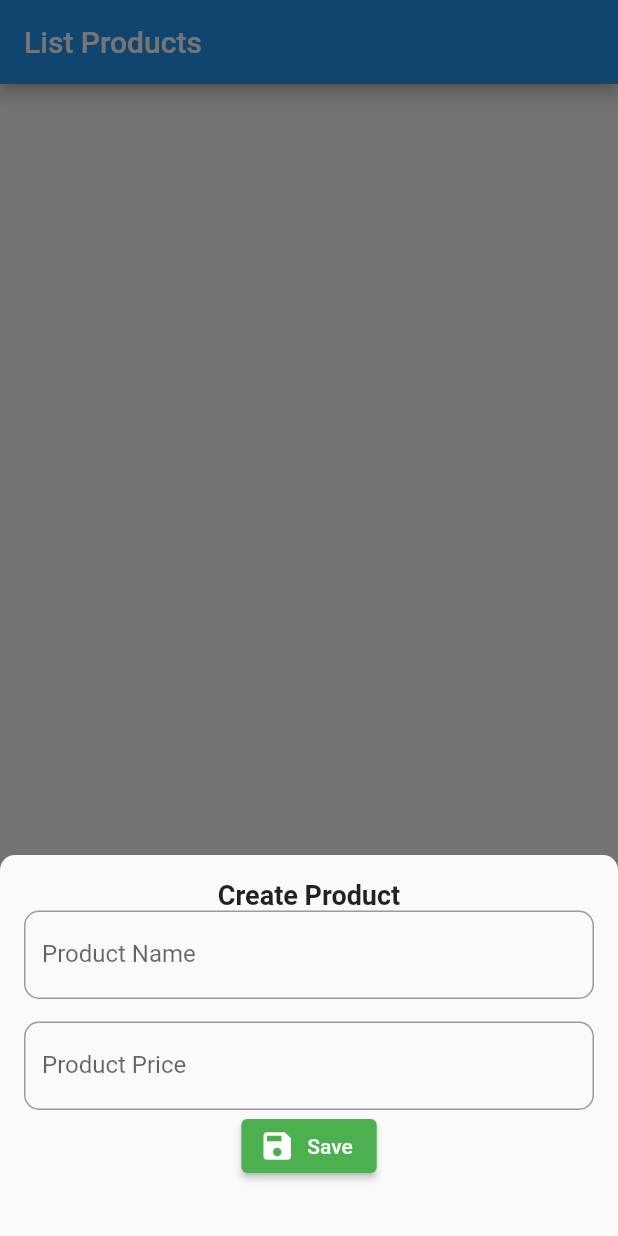
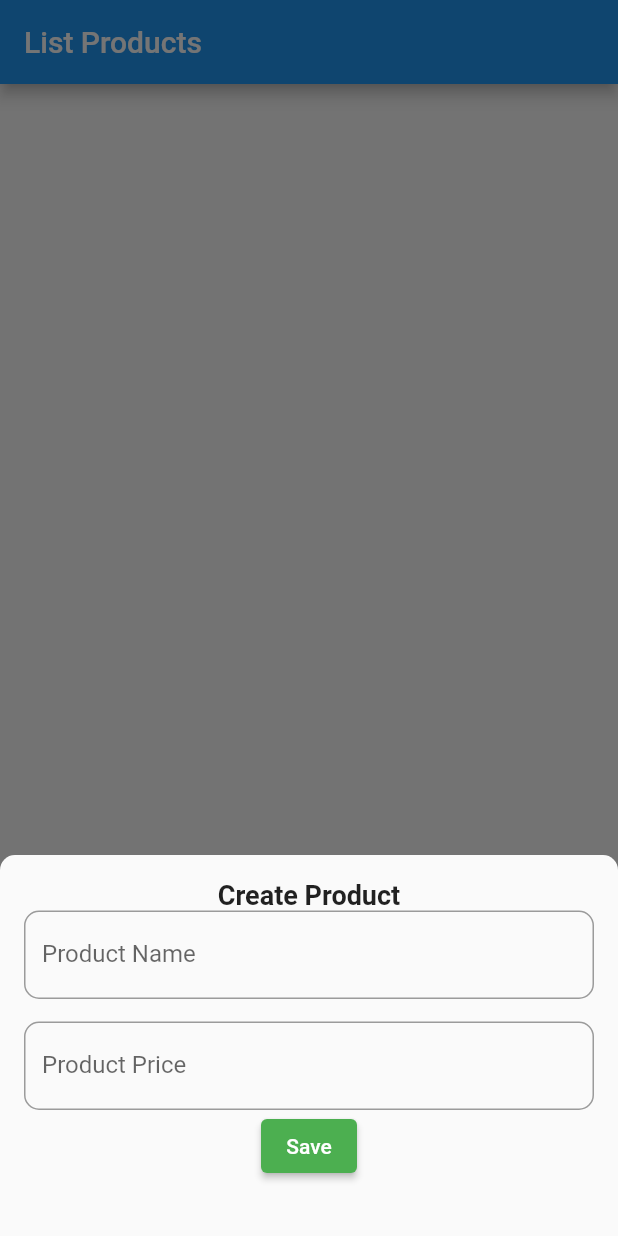
Before and after one commit to fathonix/CRUD-API-Flutter, a Flutter app: the screen it shows after launch, after a tap on the "add" icon, on a phone screen of 412 x 824 dp. Run offline on Flutter 3.47's test engine with Material 2 defaults, Android fonts, the phone set to English and light mode, and no system bars; network calls fail.

```diff
--- a/lib/pages/home_page.dart
+++ b/lib/pages/home_page.dart
@@ -53,6 +53,7 @@ class _HomePageState extends State<HomePage> {
                   ),
                   TextFormField(
                     controller: priceController,
+                    keyboardType: TextInputType.number,
                     decoration: InputDecoration(
                       hintText: '40000',
                       labelText: 'Product Price',
@@ -61,13 +62,12 @@ class _HomePageState extends State<HomePage> {
                       ),
                     ),
                   ),
-                  ElevatedButton.icon(
+                  ElevatedButton(
                       style: ElevatedButton.styleFrom(
                         backgroundColor: Colors.green,
                       ),
                       onPressed: () {},
-                      icon: Icon(Icons.save),
-                      label: Text('Save')),
+                      child: Text('Save')),
                   const SizedBox(
                     height: 20,
                   ),
```
